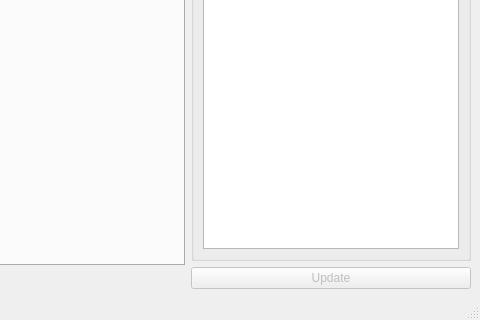
Above: app/ui/IrisCC.ui from xalpha/iris before the change; both pictures show x 443 to 923 and y 325 to 645 of the 923 by 645 pixel window. Below: the same form after it.
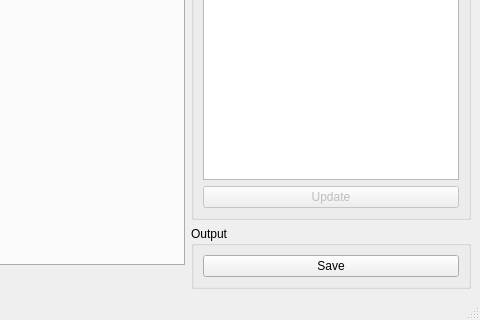
That is the form after the change. Icons and pictures are not drawn. Custom widgets are drawn as their Qt base class.

Commit message: initial work on XML output

The edit to the form file:
```diff
--- a/app/ui/IrisCC.ui
+++ b/app/ui/IrisCC.ui
@@ -237,9 +237,6 @@
            </property>
           </widget>
          </item>
-        </layout>
-       </widget>
-      </item>
       <item>
        <widget class="QPushButton" name="update">
         <property name="enabled">
@@ -251,6 +248,25 @@
         <property name="text">
          <string>Update</string>
         </property>
+          </widget>
+         </item>
+        </layout>
+       </widget>
+      </item>
+      <item>
+       <widget class="QGroupBox" name="groupBox_4">
+        <property name="title">
+         <string>Output</string>
+        </property>
+        <layout class="QHBoxLayout" name="horizontalLayout_3">
+         <item>
+          <widget class="QPushButton" name="save">
+           <property name="text">
+            <string>Save</string>
+           </property>
+          </widget>
+         </item>
+        </layout>
        </widget>
       </item>
      </layout>
```
Lines whose indentation alone changed are shown as unchanged. The commit also changes 4 other files.
